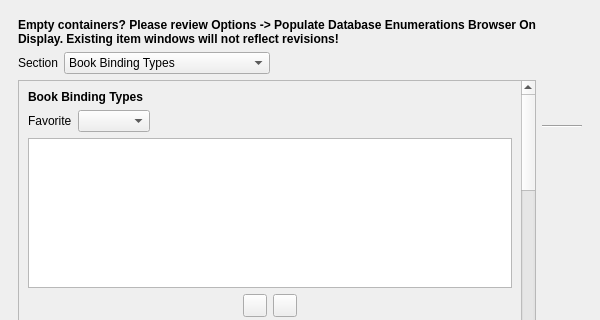
Above: UI/biblioteq_dbenumerations.ui from textbrowser/biblioteq before the change; both pictures show x 0 to 600 and y 0 to 320 of the 600 by 700 pixel window. Below: the same form after it.
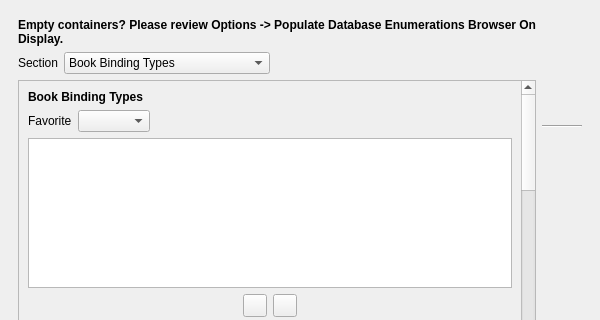
That is the form after the change. Icons and pictures are not drawn.

Commit message: Notify interfaces of revised data.

```diff
--- a/UI/biblioteq_dbenumerations.ui
+++ b/UI/biblioteq_dbenumerations.ui
@@ -31,7 +31,7 @@
           </font>
          </property>
          <property name="text">
-          <string>&lt;html&gt;&lt;head/&gt;&lt;body&gt;&lt;p&gt;Empty containers? Please review Options -&amp;gt; Populate Database Enumerations Browser On Display. Existing item windows will not reflect revisions!&lt;/p&gt;&lt;/body&gt;&lt;/html&gt;</string>
+          <string>&lt;html&gt;&lt;head/&gt;&lt;body&gt;&lt;p&gt;Empty containers? Please review Options -&amp;gt; Populate Database Enumerations Browser On Display.&lt;/p&gt;&lt;/body&gt;&lt;/html&gt;</string>
          </property>
          <property name="wordWrap">
           <bool>true</bool>
```
The commit also changes 6 other files.
